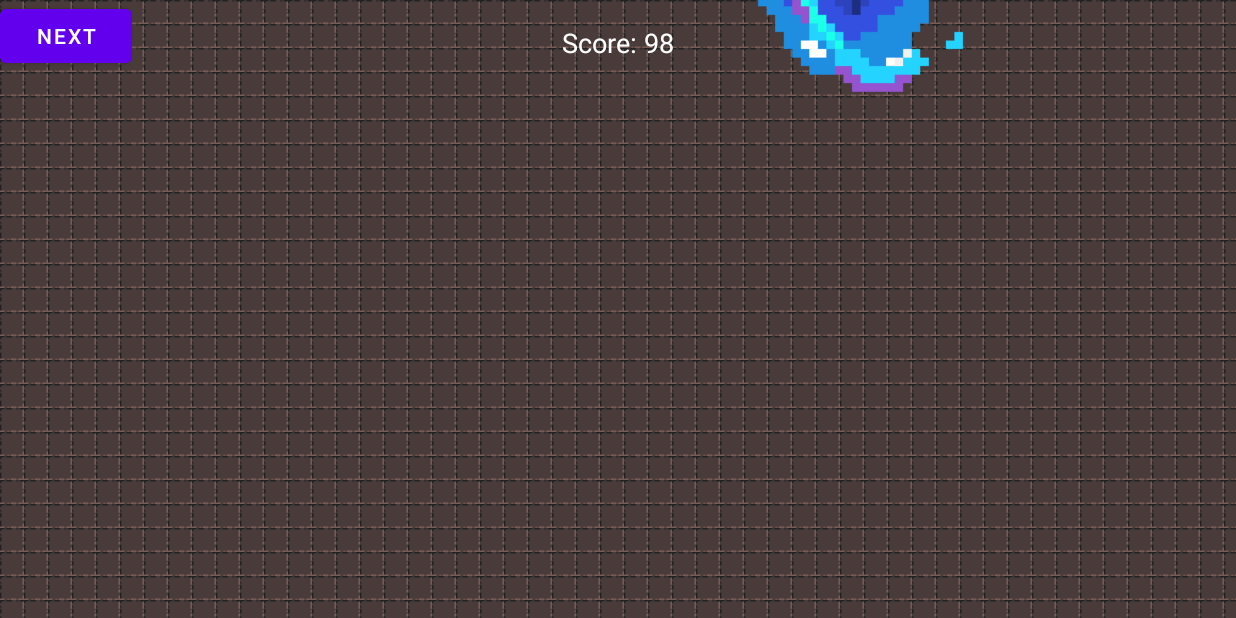
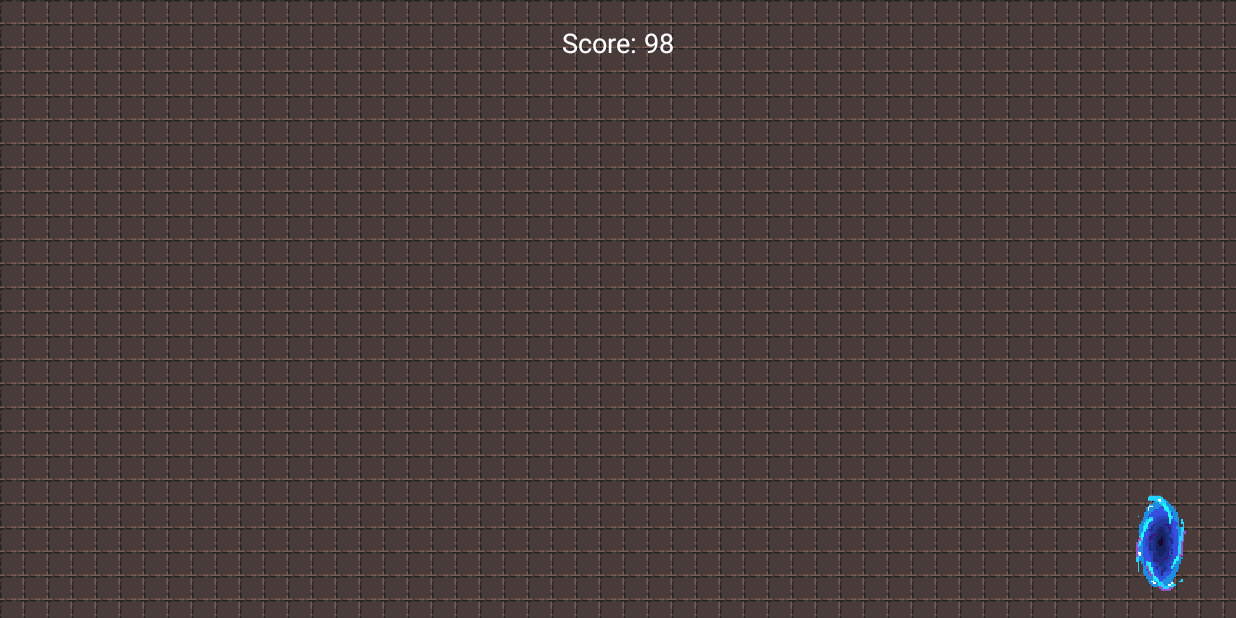
Before and after one commit to CS2340-Team13/CS2340C_Team13, an Android app: the Room1 screen opened through its navigation route, on a phone screen of 824 x 412 dp (held sideways). Run offline under Robolectric (Android 15) with nearby library versions, the phone set to English and light mode, and no system bars; 3 statements that could not run were skipped.

Commit message:
created code to navigate between rooms and ensured tunnels worked as expected

```diff
--- a/dungeonrunner/app/src/main/java/com/example/dungeonrunner/model/Player.java
+++ b/dungeonrunner/app/src/main/java/com/example/dungeonrunner/model/Player.java
@@ -65,7 +65,7 @@ public class Player {
         this.y = y;
     }
 
-    private final int MOVE_DISTANCE = 30;
+    private final int MOVE_DISTANCE = 50;
     public void moveUp() {
         y -= MOVE_DISTANCE;
     }
--- a/dungeonrunner/app/src/main/java/com/example/dungeonrunner/viewModels/GameScreenViewModel.java
+++ b/dungeonrunner/app/src/main/java/com/example/dungeonrunner/viewModels/GameScreenViewModel.java
@@ -1,5 +1,6 @@
 package com.example.dungeonrunner.viewModels;
 
+import android.graphics.Point;
 import android.widget.ImageView;
 import android.os.CountDownTimer;
 import androidx.lifecycle.MutableLiveData;
@@ -20,6 +21,9 @@ public class GameScreenViewModel extends ViewModel {
 
     // used for updating timer easily among fragments
     private static MutableLiveData<Integer> scoreLiveData = new MutableLiveData<>();
+
+    private MutableLiveData<Point> playerPositionLiveData = new MutableLiveData<>(new Point(player.getX(), player.getY()));
+
 
     public int getCharacterImageResource() {
         String selectedCharacter = player.getSelectedCharacter();
@@ -56,20 +60,28 @@ public class GameScreenViewModel extends ViewModel {
     }
 
 
+    public void resetPlayerPosition() {
+        player.setX(50);
+        player.setY(50);
+    }
     public void movePlayerUp() {
         player.moveUp();
+        playerPositionLiveData.postValue(new Point(player.getX(), player.getY()));
     }
 
     public void movePlayerDown() {
         player.moveDown();
+        playerPositionLiveData.postValue(new Point(player.getX(), player.getY()));
     }
 
     public void movePlayerLeft() {
         player.moveLeft();
+        playerPositionLiveData.postValue(new Point(player.getX(), player.getY()));
     }
 
     public void movePlayerRight() {
         player.moveRight();
+        playerPositionLiveData.postValue(new Point(player.getX(), player.getY()));
     }
 
     public int getPlayerX() {
@@ -125,4 +137,8 @@ public class GameScreenViewModel extends ViewModel {
     public MutableLiveData<Integer> getScoreLiveData() {
         return scoreLiveData;
     }
+
+    public MutableLiveData<Point> getPlayerPositionLiveData() {
+        return playerPositionLiveData;
+    }
 }
--- a/dungeonrunner/app/src/main/java/com/example/dungeonrunner/views/Room1.java
+++ b/dungeonrunner/app/src/main/java/com/example/dungeonrunner/views/Room1.java
@@ -7,6 +7,7 @@ import androidx.lifecycle.ViewModelProvider;
 import androidx.navigation.fragment.NavHostFragment;
 
 import android.content.Context;
+import android.graphics.Rect;
 import android.os.Bundle;
 import android.widget.Button;
 import android.view.LayoutInflater;
@@ -57,19 +58,42 @@ public class Room1 extends Fragment {
         ImageView playerCharacterImageView = view.findViewById(R.id.playerCharacterImageView);
         gameScreenViewModel.setPosition(playerCharacterImageView);
         PlayerMoveHelper.handleKeyEvent(view, gameScreenViewModel, playerCharacterImageView);
-        Button nextButton = view.findViewById(R.id.room1NextButton);
-        nextButton.setOnClickListener(new View.OnClickListener() {
-
-            @Override
-            public void onClick(View v) {
-                NavHostFragment.findNavController(Room1.this).navigate(
-                        R.id.action_Room1_to_Room2);
-            }
-        });
 
         scoreTextView = view.findViewById(R.id.scoreTextView);
         gameScreenViewModel.getScoreLiveData().observe(getViewLifecycleOwner(), newScore -> {
             scoreTextView.setText("Score: " + newScore);
         });
+
+        // to check if player reaches exit zone
+        gameScreenViewModel.getPlayerPositionLiveData().observe(getViewLifecycleOwner(), newPosition -> {
+            checkForRoomTransition();
+        });
     }
+
+    private void checkForRoomTransition() {
+        ImageView portalImageView = getView().findViewById(R.id.portalImageView);
+        ImageView playerCharacterImageView = getView().findViewById(R.id.playerCharacterImageView);
+
+        // if overlap of player and portal, switch room.
+        if (viewsOverlap(playerCharacterImageView, portalImageView)) {
+            NavHostFragment.findNavController(Room1.this).navigate(R.id.action_Room1_to_Room2);
+        }
+    }
+    private static boolean viewsOverlap(View view1, View view2) {
+        Rect rect1 = new Rect();
+        view1.getHitRect(rect1);
+
+        Rect rect2 = new Rect();
+        view2.getHitRect(rect2);
+
+        // Check for sufficient overlap
+        if (rect1.intersect(rect2)) {
+            int overlapArea = rect1.width() * rect1.height();
+            int halfView1Area = (view1.getWidth() * view1.getHeight()) / 2;
+            return overlapArea >= halfView1Area;
+        }
+
+        return false;
+    }
+
 }
--- a/dungeonrunner/app/src/main/res/layout/fragment_room1.xml
+++ b/dungeonrunner/app/src/main/res/layout/fragment_room1.xml
@@ -15,25 +15,17 @@
 
     <ImageView
         android:id="@+id/portalImageView"
-        android:layout_width="512dp"
-        android:layout_height="1028dp"
+        android:layout_width="100dp"
+        android:layout_height="100dp"
         android:layout_gravity="end|bottom"
         app:layout_constraintEnd_toEndOf="parent"
         app:layout_constraintBottom_toBottomOf="parent"
         android:layout_marginEnd="0dp"
         android:layout_marginBottom="0dp"
         android:src="@drawable/portal"
-        tools:ignore="MissingConstraints" />
+        android:visibility="visible"
 
-    <Button
-        android:id="@+id/room1NextButton"
-        android:layout_width="wrap_content"
-        android:layout_height="wrap_content"
-        android:text="Next"
-        android:layout_centerVertical="true"
-        app:layout_constraintStart_toStartOf="parent"
-        android:layout_marginStart="0dp"
-        tools:ignore="MissingConstraints" />
+        />
 
     <TextView
         android:id="@+id/scoreTextView"
```
Also changed, not shown: dungeonrunner/app/src/main/java/com/example/dungeonrunner/views/Room2.java (+33 -19 lines), dungeonrunner/app/src/main/java/com/example/dungeonrunner/views/Room3.java (+32 -20 lines), dungeonrunner/app/src/main/res/layout/fragment_room2.xml (+2 -22 lines), dungeonrunner/app/src/main/res/layout/fragment_room3.xml (+2 -23 lines).
